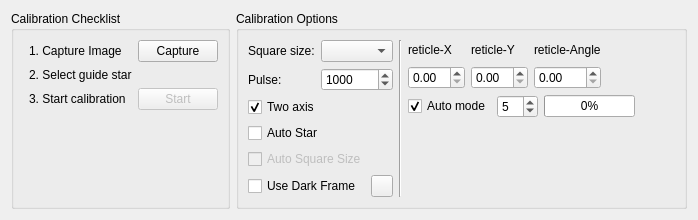
Old version of the form kstars/ekos/guide/rcalibration.ui in the repository KDE/kstars.
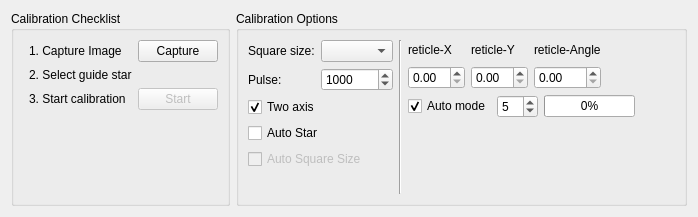
New version of the form. Custom widgets are drawn as their Qt base class.

Commit message: More progress on dark frame library. Now it works across capture, guide, and focus modules

Patch:
```diff
--- a/kstars/ekos/guide/rcalibration.ui
+++ b/kstars/ekos/guide/rcalibration.ui
@@ -218,42 +218,6 @@
             </property>
            </widget>
           </item>
-          <item>
-           <layout class="QHBoxLayout" name="horizontalLayout_2">
-            <item>
-             <widget class="QCheckBox" name="darkFrameCheck">
-              <property name="text">
-               <string>Use Dark Frame</string>
-              </property>
-              <property name="checked">
-               <bool>false</bool>
-              </property>
-             </widget>
-            </item>
-            <item>
-             <widget class="QPushButton" name="clearDarkB">
-              <property name="minimumSize">
-               <size>
-                <width>22</width>
-                <height>22</height>
-               </size>
-              </property>
-              <property name="maximumSize">
-               <size>
-                <width>22</width>
-                <height>22</height>
-               </size>
-              </property>
-              <property name="toolTip">
-               <string>Clear dark library</string>
-              </property>
-              <property name="text">
-               <string/>
-              </property>
-             </widget>
-            </item>
-           </layout>
-          </item>
           <item>
            <spacer name="verticalSpacer_3">
             <property name="orientation">
```
The commit also changes 15 other files.
